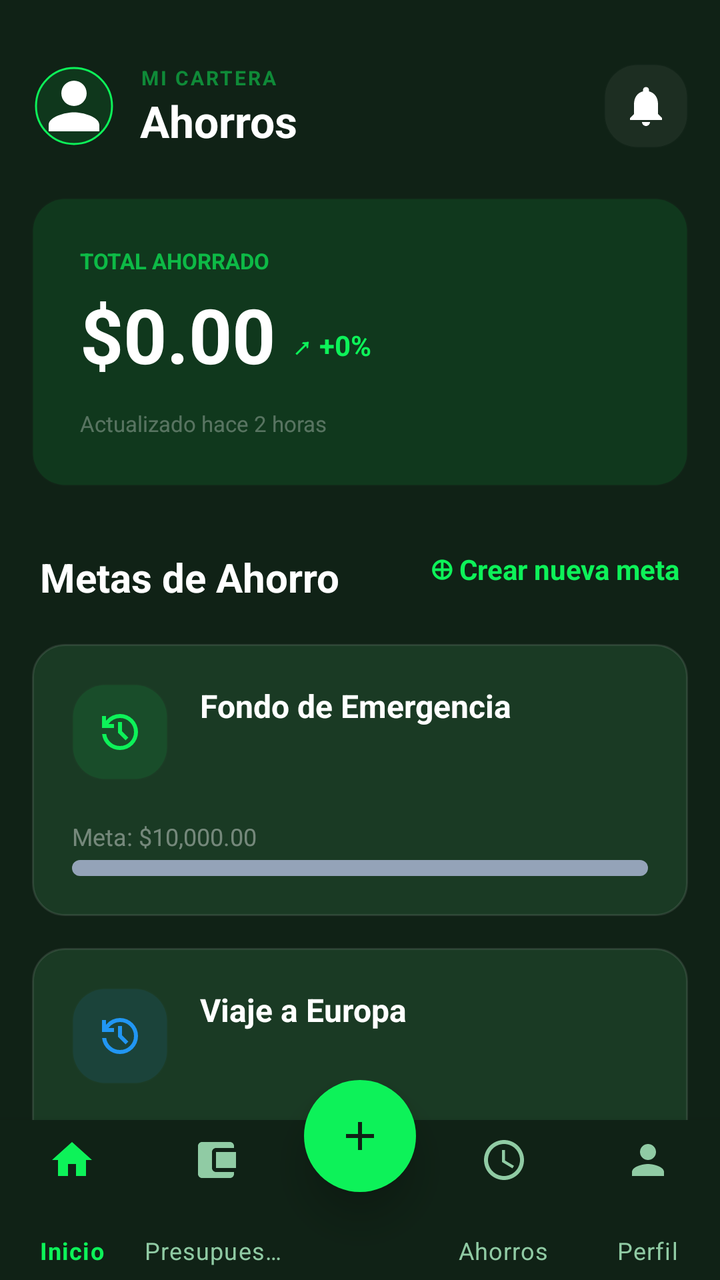
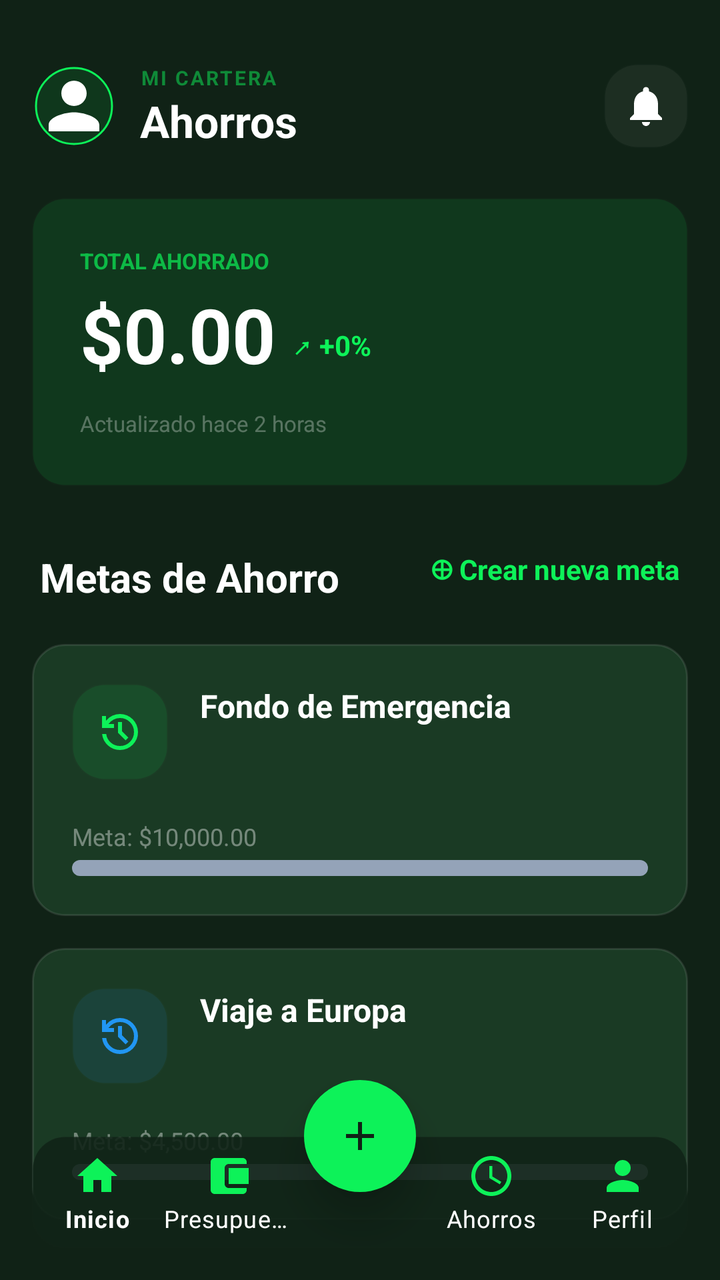

Screens rendered from an Android XML layout before and after an edit, with the pre-edit source and the edit as a unified diff.
<!-- AndroidManifest.xml: activity theme Theme.MaterialComponents.DayNight.NoActionBar -->
<!-- res/layout/activity_ahorros.xml -->
<?xml version="1.0" encoding="utf-8"?>
<androidx.constraintlayout.widget.ConstraintLayout xmlns:android="http://schemas.android.com/apk/res/android"
    xmlns:app="http://schemas.android.com/apk/res-auto"
    xmlns:tools="http://schemas.android.com/tools"
    android:layout_width="match_parent"
    android:layout_height="match_parent"
    android:background="@color/stitch_background">

    
    <androidx.core.widget.NestedScrollView
        android:id="@+id/scroll_content"
        android:layout_width="match_parent"
        android:layout_height="0dp"
        android:fillViewport="true"
        app:layout_constraintBottom_toBottomOf="parent"
        app:layout_constraintTop_toTopOf="parent">

        <LinearLayout
            android:layout_width="match_parent"
            android:layout_height="wrap_content"
            android:orientation="vertical"
            android:padding="16dp">

            
            <RelativeLayout
                android:layout_width="match_parent"
                android:layout_height="wrap_content"
                android:layout_marginTop="16dp"
                android:layout_marginBottom="24dp">

                <com.google.android.material.imageview.ShapeableImageView
                    android:id="@+id/img_profile_ahorros"
                    android:layout_width="42dp"
                    android:layout_height="42dp"
                    android:src="@drawable/ic_person"
                    android:background="#1A0DF259"
                    android:padding="2dp"
                    app:shapeAppearanceOverlay="@style/CircleImage"
                    app:strokeColor="@color/stitch_primary"
                    app:strokeWidth="1dp"/>

                <LinearLayout
                    android:layout_width="wrap_content"
                    android:layout_height="wrap_content"
                    android:layout_toEndOf="@id/img_profile_ahorros"
                    android:layout_marginStart="12dp"
                    android:orientation="vertical">
                    <TextView
                        android:layout_width="wrap_content"
                        android:layout_height="wrap_content"
                        android:text="MI CARTERA"
                        android:textColor="#800DF259"
                        android:textSize="10sp"
                        android:textStyle="bold"
                        android:letterSpacing="0.1"/>
                    <TextView
                        android:layout_width="wrap_content"
                        android:layout_height="wrap_content"
                        android:text="Ahorros"
                        android:textColor="@color/white"
                        android:textSize="22sp"
                        android:textStyle="bold"/>
                </LinearLayout>

                <ImageButton
                    android:layout_width="42dp"
                    android:layout_height="42dp"
                    android:layout_alignParentEnd="true"
                    android:background="@drawable/bg_stitch_card"
                    android:backgroundTint="#0DFFFFFF"
                    android:src="@drawable/ic_notifications"
                    app:tint="@color/white" />
            </RelativeLayout>

            
            <androidx.constraintlayout.widget.ConstraintLayout
                android:layout_width="match_parent"
                android:layout_height="wrap_content"
                android:background="@drawable/bg_stitch_card"
                android:backgroundTint="#1A0DF259"
                android:padding="24dp"
                android:layout_marginBottom="32dp">

                <TextView
                    android:id="@+id/label_total"
                    android:layout_width="wrap_content"
                    android:layout_height="wrap_content"
                    android:text="TOTAL AHORRADO"
                    android:textColor="#B30DF259"
                    android:textSize="11sp"
                    android:textStyle="bold"
                    app:layout_constraintTop_toTopOf="parent"
                    app:layout_constraintStart_toStartOf="parent" />

                <TextView
                    android:id="@+id/tv_total_ahorrado"
                    android:layout_width="wrap_content"
                    android:layout_height="wrap_content"
                    android:text="$0.00"
                    android:textColor="@color/white"
                    android:textSize="38sp"
                    android:textStyle="bold"
                    android:layout_marginTop="4dp"
                    app:layout_constraintTop_toBottomOf="@id/label_total"
                    app:layout_constraintStart_toStartOf="parent" />

                <TextView
                    android:layout_width="wrap_content"
                    android:layout_height="wrap_content"
                    android:text="↗ +0%"
                    android:textColor="@color/stitch_primary"
                    android:textStyle="bold"
                    android:textSize="14sp"
                    android:layout_marginStart="8dp"
                    app:layout_constraintBottom_toBottomOf="@id/tv_total_ahorrado"
                    app:layout_constraintStart_toEndOf="@id/tv_total_ahorrado"
                    android:layout_marginBottom="10dp" />

                <TextView
                    android:layout_width="wrap_content"
                    android:layout_height="wrap_content"
                    android:text="Actualizado hace 2 horas"
                    android:textColor="#4DFFFFFF"
                    android:textSize="11sp"
                    android:layout_marginTop="12dp"
                    app:layout_constraintTop_toBottomOf="@id/tv_total_ahorrado"
                    app:layout_constraintStart_toStartOf="parent" />
            </androidx.constraintlayout.widget.ConstraintLayout>

            
            <RelativeLayout
                android:layout_width="match_parent"
                android:layout_height="wrap_content"
                android:layout_marginBottom="20dp"
                android:paddingHorizontal="4dp">
                <TextView
                    android:layout_width="wrap_content"
                    android:layout_height="wrap_content"
                    android:text="Metas de Ahorro"
                    android:textColor="@color/white"
                    android:textSize="20sp"
                    android:textStyle="bold"/>
                <TextView
                    android:id="@+id/btn_crear_meta"
                    android:layout_width="wrap_content"
                    android:layout_height="wrap_content"
                    android:layout_alignParentEnd="true"
                    android:text="⊕ Crear nueva meta"
                    android:textColor="@color/stitch_primary"
                    android:textStyle="bold"
                    android:textSize="14sp"/>
            </RelativeLayout>

            
            <LinearLayout
                android:layout_width="match_parent"
                android:layout_height="wrap_content"
                android:orientation="vertical">

                <androidx.constraintlayout.widget.ConstraintLayout
                    android:id="@+id/card_meta_emergencia"
                    android:layout_width="match_parent"
                    android:layout_height="wrap_content"
                    android:background="@drawable/bg_stitch_card"
                    android:padding="20dp"
                    android:layout_marginBottom="16dp"
                    android:clickable="true"
                    android:focusable="true"
                    android:foreground="?attr/selectableItemBackground">

                    <View
                        android:id="@+id/icon_bg_1"
                        android:layout_width="48dp"
                        android:layout_height="48dp"
                        android:background="@drawable/bg_stitch_card"
                        android:backgroundTint="#1A0DF259"
                        app:layout_constraintTop_toTopOf="parent"
                        app:layout_constraintStart_toStartOf="parent" />

                    <ImageView
                        android:layout_width="24dp"
                        android:layout_height="24dp"
                        android:src="@drawable/ic_history"
                        app:tint="@color/stitch_primary"
                        app:layout_constraintTop_toTopOf="@id/icon_bg_1"
                        app:layout_constraintBottom_toBottomOf="@id/icon_bg_1"
                        app:layout_constraintStart_toStartOf="@id/icon_bg_1"
                        app:layout_constraintEnd_toEndOf="@id/icon_bg_1" />

                    <TextView
                        android:layout_width="wrap_content"
                        android:layout_height="wrap_content"
                        android:text="Fondo de Emergencia"
                        android:textColor="@color/white"
                        android:textStyle="bold"
                        android:textSize="16sp"
                        android:layout_marginStart="16dp"
                        app:layout_constraintTop_toTopOf="@id/icon_bg_1"
                        app:layout_constraintStart_toEndOf="@id/icon_bg_1" />

                    <TextView
                        android:layout_width="wrap_content"
                        android:layout_height="wrap_content"
                        android:text="Meta: $10,000.00"
                        android:textColor="#66FFFFFF"
                        android:textSize="12sp"
                        android:layout_marginTop="20dp"
                        app:layout_constraintTop_toBottomOf="@id/icon_bg_1"
                        app:layout_constraintStart_toStartOf="parent" />

                    <ProgressBar
                        style="@android:style/Widget.ProgressBar.Horizontal"
                        android:layout_width="match_parent"
                        android:layout_height="8dp"
                        android:layout_marginTop="40dp"
                        android:progress="0"
                        android:progressDrawable="@drawable/progress_bar_green"
                        app:layout_constraintTop_toBottomOf="@id/icon_bg_1" />
                </androidx.constraintlayout.widget.ConstraintLayout>

                <androidx.constraintlayout.widget.ConstraintLayout
                    android:id="@+id/card_meta_viaje"
                    android:layout_width="match_parent"
                    android:layout_height="wrap_content"
                    android:background="@drawable/bg_stitch_card"
                    android:padding="20dp"
                    android:layout_marginBottom="16dp"
                    android:clickable="true"
                    android:focusable="true"
                    android:foreground="?attr/selectableItemBackground">

                    <View
                        android:id="@+id/icon_bg_2"
                        android:layout_width="48dp"
                        android:layout_height="48dp"
                        android:background="@drawable/bg_stitch_card"
                        android:backgroundTint="#1A2196F3"
                        app:layout_constraintTop_toTopOf="parent"
                        app:layout_constraintStart_toStartOf="parent" />

                    <ImageView
                        android:layout_width="24dp"
                        android:layout_height="24dp"
                        android:src="@drawable/ic_history"
                        app:tint="#2196F3"
                        app:layout_constraintTop_toTopOf="@id/icon_bg_2"
                        app:layout_constraintBottom_toBottomOf="@id/icon_bg_2"
                        app:layout_constraintStart_toStartOf="@id/icon_bg_2"
                        app:layout_constraintEnd_toEndOf="@id/icon_bg_2" />

                    <TextView
                        android:layout_width="wrap_content"
                        android:layout_height="wrap_content"
                        android:text="Viaje a Europa"
                        android:textColor="@color/white"
                        android:textStyle="bold"
                        android:textSize="16sp"
                        android:layout_marginStart="16dp"
                        app:layout_constraintTop_toTopOf="@id/icon_bg_2"
                        app:layout_constraintStart_toEndOf="@id/icon_bg_2" />

                    <TextView
                        android:layout_width="wrap_content"
                        android:layout_height="wrap_content"
                        android:text="Meta: $4,500.00"
                        android:textColor="#66FFFFFF"
                        android:textSize="12sp"
                        android:layout_marginTop="20dp"
                        app:layout_constraintTop_toBottomOf="@id/icon_bg_2"
                        app:layout_constraintStart_toStartOf="parent" />

                    <ProgressBar
                        style="@android:style/Widget.ProgressBar.Horizontal"
                        android:layout_width="match_parent"
                        android:layout_height="8dp"
                        android:layout_marginTop="40dp"
                        android:progress="0"
                        android:progressDrawable="@drawable/progress_bar_green"
                        app:layout_constraintTop_toBottomOf="@id/icon_bg_2" />
                </androidx.constraintlayout.widget.ConstraintLayout>

            </LinearLayout>

        </LinearLayout>
    </androidx.core.widget.NestedScrollView>

    <include 
        layout="@layout/layout_bottom_navigation"
        android:layout_width="0dp"
        android:layout_height="100dp"
        app:layout_constraintBottom_toBottomOf="parent"
        app:layout_constraintStart_toStartOf="parent"
        app:layout_constraintEnd_toEndOf="parent" />

</androidx.constraintlayout.widget.ConstraintLayout>
<!-- res/layout/layout_bottom_navigation.xml (included above) -->
<?xml version="1.0" encoding="utf-8"?>

<RelativeLayout xmlns:android="http://schemas.android.com/apk/res/android"
    xmlns:app="http://schemas.android.com/apk/res-auto"
    android:layout_width="match_parent"
    android:layout_height="100dp"
    android:layout_gravity="bottom">

    <com.google.android.material.bottomnavigation.BottomNavigationView
        android:id="@+id/bottom_navigation"
        android:layout_width="match_parent"
        android:layout_height="80dp"
        android:layout_alignParentBottom="true"
        android:background="@color/stitch_background"
        app:itemIconTint="@color/nav_item_selector"
        app:itemTextColor="@color/nav_item_selector"
        app:itemRippleColor="@android:color/transparent"
        app:itemActiveIndicatorStyle="@null"
        app:menu="@menu/bottom_nav_menu"
        app:labelVisibilityMode="labeled"
        app:elevation="8dp"/>

    <com.google.android.material.floatingactionbutton.FloatingActionButton
        android:id="@+id/fab_add"
        android:layout_width="wrap_content"
        android:layout_height="wrap_content"
        android:layout_centerHorizontal="true"
        android:layout_alignParentTop="true"
        android:layout_marginTop="0dp"
        android:src="@drawable/ic_add"
        app:backgroundTint="@color/stitch_primary"
        app:tint="@color/stitch_background"
        app:shapeAppearanceOverlay="@style/CircleImage"
        app:fabSize="normal"
        app:elevation="12dp"
        app:borderWidth="0dp"/>

</RelativeLayout>
<!-- resources referenced by this layout -->
<resources>
  <color name="stitch_background">#102216</color>
  <color name="stitch_primary">#0df259</color>
  <color name="white">#FFFFFFFF</color>
  <!-- drawable bg_stitch_card (drawable) -->
  <?xml version="1.0" encoding="utf-8"?>
  <shape xmlns:android="http://schemas.android.com/apk/res/android">
      <solid android:color="#1A3A24" />
      <corners android:radius="16dp" />
      <stroke android:width="1dp" android:color="#1AFFFFFF" />
  </shape>
  <!-- drawable ic_add (drawable) -->
  <vector xmlns:android="http://schemas.android.com/apk/res/android" android:height="24dp" android:tint="#000000" android:viewportHeight="24" android:viewportWidth="24" android:width="24dp">
        
      <path android:fillColor="@android:color/white" android:pathData="M19,13h-6v6h-2v-6H5v-2h6V5h2v6h6v2z"/>
      
  </vector>
  <!-- drawable ic_history (drawable) -->
  <vector xmlns:android="http://schemas.android.com/apk/res/android"
      android:width="24dp"
      android:height="24dp"
      android:viewportWidth="960"
      android:viewportHeight="960">
    <path
        android:pathData="M480,840q-138,0 -240.5,-91.5T122,520h82q14,104 92.5,172T480,760q117,0 198.5,-81.5T760,480q0,-117 -81.5,-198.5T480,200q-69,0 -129,32t-101,88h110v80L120,400v-240h80v94q51,-64 124.5,-99T480,120q75,0 140.5,28.5t114,77q48.5,48.5 77,114T840,480q0,75 -28.5,140.5t-77,114q-48.5,48.5 -114,77T480,840ZM592,648L440,496v-216h80v184l128,128 -56,56Z"
        android:fillColor="#e3e3e3"/>
  </vector>
  <!-- drawable ic_notifications (drawable) -->
  <?xml version="1.0" encoding="utf-8"?>
  <vector xmlns:android="http://schemas.android.com/apk/res/android"
      android:width="24dp"
      android:height="24dp"
      android:viewportWidth="24"
      android:viewportHeight="24">
      <path
          android:fillColor="@color/white"
          android:pathData="M12,22c1.1,0 2,-0.9 2,-2h-4c0,1.1 0.89,2 2,2zM18,16v-5c0,-3.07 -1.64,-5.64 -4.5,-6.32L13.5,4c0,-0.83 -0.67,-1.5 -1.5,-1.5s-1.5,0.67 -1.5,1.5v0.68C7.63,5.36 6,7.92 6,11v5l-2,2v1h16v-1l-2,-2z"/>
  </vector>
  <!-- drawable ic_person (drawable) -->
  <?xml version="1.0" encoding="utf-8"?>
  <vector xmlns:android="http://schemas.android.com/apk/res/android"
      android:width="24dp"
      android:height="24dp"
      android:viewportWidth="24"
      android:viewportHeight="24">
      <path
          android:fillColor="@color/white"
          android:pathData="M12,12c2.21,0 4,-1.79 4,-4s-1.79,-4 -4,-4 -4,1.79 -4,4 1.79,4 4,4zM12,14c-2.67,0 -8,1.34 -8,4v2h16v-2c0,-2.66 -5.33,-4 -8,-4z"/>
  </vector>
  <!-- drawable progress_bar_green (drawable) -->
  <?xml version="1.0" encoding="utf-8"?>
  <layer-list xmlns:android="http://schemas.android.com/apk/res/android">
      <item android:id="@android:id/background">
          <shape>
              <corners android:radius="4dp" />
              <solid android:color="@color/text_on_dark_muted" />
          </shape>
      </item>
      <item android:id="@android:id/progress">
          <clip>
              <shape>
                  <corners android:radius="4dp" />
                  <solid android:color="@color/green_accent" />
              </shape>
          </clip>
      </item>
  </layer-list>
  <style name="CircleImage">
          <item name="cornerSize">50%</item>
      </style>
  <color name="text_on_dark_muted">#94A3B8</color>
  <color name="green_accent">#22C55E</color>
</resources>

<!-- the commit's change to res/layout/activity_ahorros.xml (unified diff, before → after) -->
@@ -11,7 +11,9 @@
         android:id="@+id/scroll_content"
         android:layout_width="match_parent"
         android:layout_height="0dp"
+        android:clipToPadding="false"
         android:fillViewport="true"
+        android:paddingBottom="120dp"
         app:layout_constraintBottom_toBottomOf="parent"
         app:layout_constraintTop_toTopOf="parent">
 
@@ -287,7 +289,7 @@
     <include 
         layout="@layout/layout_bottom_navigation"
         android:layout_width="0dp"
-        android:layout_height="100dp"
+        android:layout_height="wrap_content"
         app:layout_constraintBottom_toBottomOf="parent"
         app:layout_constraintStart_toStartOf="parent"
         app:layout_constraintEnd_toEndOf="parent" />
@@ -295,40 +297,44 @@
 </androidx.constraintlayout.widget.ConstraintLayout>
 <!-- res/layout/layout_bottom_navigation.xml (included above) -->
 <?xml version="1.0" encoding="utf-8"?>
-
-<RelativeLayout xmlns:android="http://schemas.android.com/apk/res/android"
+<androidx.constraintlayout.widget.ConstraintLayout xmlns:android="http://schemas.android.com/apk/res/android"
     xmlns:app="http://schemas.android.com/apk/res-auto"
     android:layout_width="match_parent"
-    android:layout_height="100dp"
+    android:layout_height="wrap_content"
+    android:minHeight="100dp"
     android:layout_gravity="bottom">
 
     <com.google.android.material.bottomnavigation.BottomNavigationView
         android:id="@+id/bottom_navigation"
-        android:layout_width="match_parent"
-        android:layout_height="80dp"
-        android:layout_alignParentBottom="true"
-        android:background="@color/stitch_background"
-        app:itemIconTint="@color/nav_item_selector"
-        app:itemTextColor="@color/nav_item_selector"
-        app:itemRippleColor="@android:color/transparent"
-        app:itemActiveIndicatorStyle="@null"
-        app:menu="@menu/bottom_nav_menu"
+        android:layout_width="0dp"
+        android:layout_height="wrap_content"
+        android:layout_marginStart="16dp"
+        android:layout_marginEnd="16dp"
+        android:layout_marginBottom="16dp"
+        android:background="@drawable/bg_stitch_card"
+        app:backgroundTint="#E6102216"
+        app:elevation="8dp"
+        app:itemIconTint="@color/stitch_primary"
+        app:itemTextColor="@color/white"
         app:labelVisibilityMode="labeled"
-        app:elevation="8dp"/>
+        app:layout_constraintBottom_toBottomOf="parent"
+        app:layout_constraintEnd_toEndOf="parent"
+        app:layout_constraintStart_toStartOf="parent"
+        app:menu="@menu/bottom_nav_menu" />
 
     <com.google.android.material.floatingactionbutton.FloatingActionButton
         android:id="@+id/fab_add"
         android:layout_width="wrap_content"
         android:layout_height="wrap_content"
-        android:layout_centerHorizontal="true"
-        android:layout_alignParentTop="true"
-        android:layout_marginTop="0dp"
         android:src="@drawable/ic_add"
         app:backgroundTint="@color/stitch_primary"
-        app:tint="@color/stitch_background"
-        app:shapeAppearanceOverlay="@style/CircleImage"
+        app:borderWidth="0dp"
+        app:elevation="12dp"
         app:fabSize="normal"
-        app:elevation="12dp"
-        app:borderWidth="0dp"/>
-
-</RelativeLayout>
+        app:layout_constraintBottom_toTopOf="@id/bottom_navigation"
+        app:layout_constraintEnd_toEndOf="parent"
+        app:layout_constraintStart_toStartOf="parent"
+        app:layout_constraintTop_toTopOf="@id/bottom_navigation"
+        app:tint="@color/stitch_background" />
+
+</androidx.constraintlayout.widget.ConstraintLayout>
